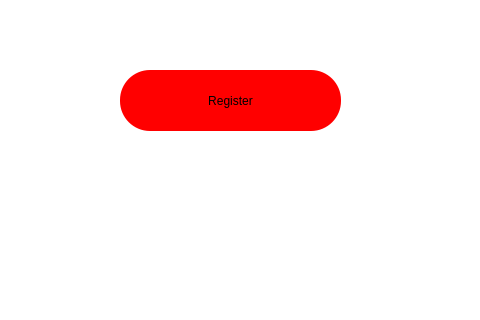
This is user/loginWindow.ui in JLBartz/CharityLink as Qt 5 draws it before an edit; both pictures show x 280 to 760 and y 280 to 600 of the 1000 by 600 pixel window. The edited form follows.
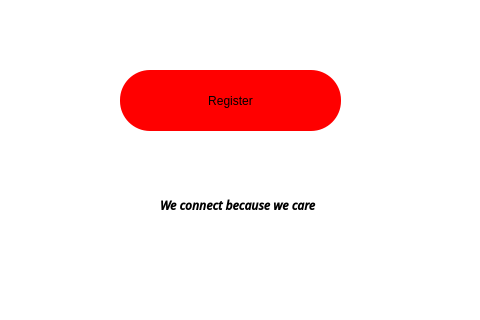
This is the edited form.

Commit message: Placed icon for the program + added sloganLabel for loginWindow.py

Patch:
```diff
--- a/user/loginWindow.ui
+++ b/user/loginWindow.ui
@@ -89,6 +89,29 @@
     <string>Register</string>
    </property>
   </widget>
+  <widget class="QLabel" name="sloganLabel">
+   <property name="geometry">
+    <rect>
+     <x>440</x>
+     <y>470</y>
+     <width>161</width>
+     <height>31</height>
+    </rect>
+   </property>
+   <property name="font">
+    <font>
+     <family>Open Sans SemiBold</family>
+     <italic>true</italic>
+     <bold>true</bold>
+    </font>
+   </property>
+   <property name="styleSheet">
+    <string notr="true">background-color: transparent;</string>
+   </property>
+   <property name="text">
+    <string>We connect because we care</string>
+   </property>
+  </widget>
  </widget>
  <resources/>
  <connections/>
```
Left out of the diff: 9 changed lines with no effect on the pictures. The commit also changes 27 other files.
